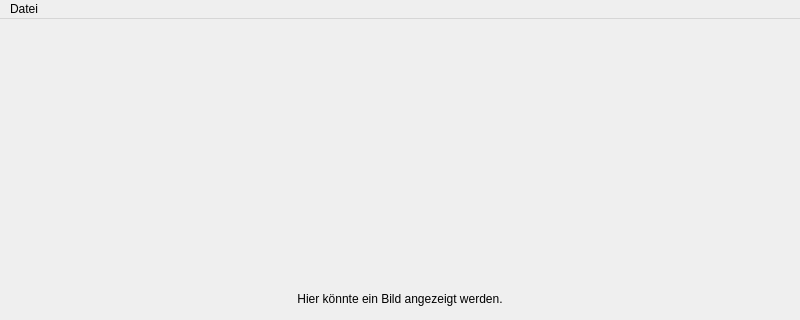
The window that imageviewwindow.ui (striezel/qt-commander) describes before a commit, drawn with Qt 5; both pictures show x 0 to 800 and y 0 to 320 of the 800 by 600 pixel window.
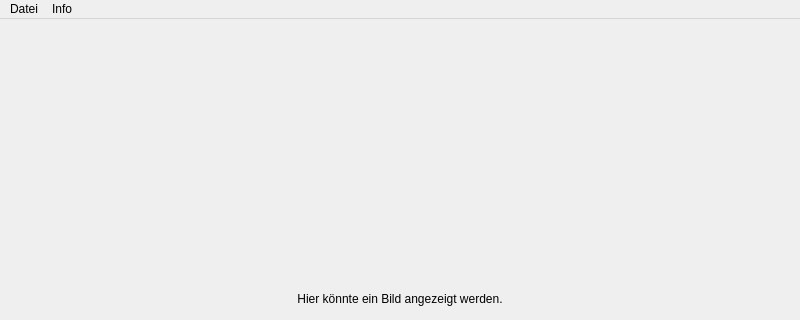
The same window after the commit. Icons and pictures are not drawn.

Commit message: add information about supported image formats to viewer window

```diff
--- a/imageviewwindow.ui
+++ b/imageviewwindow.ui
@@ -42,7 +42,14 @@
     </property>
     <addaction name="actionExit"/>
    </widget>
+   <widget class="QMenu" name="menuInfo">
+    <property name="title">
+     <string>Info</string>
+    </property>
+    <addaction name="actionSupportedFileFormats"/>
+   </widget>
    <addaction name="menuFile"/>
+   <addaction name="menuInfo"/>
   </widget>
   <widget class="QStatusBar" name="statusbar"/>
   <action name="actionExit">
```
Left out of the diff: 8 changed lines with no effect on the pictures. The commit also changes 2 other files.
